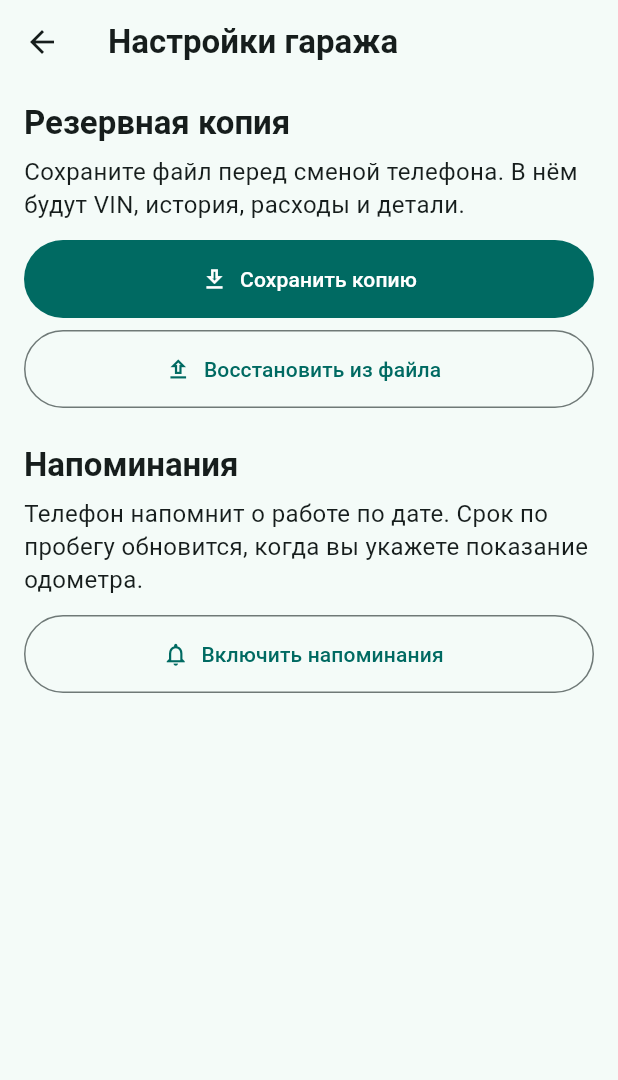
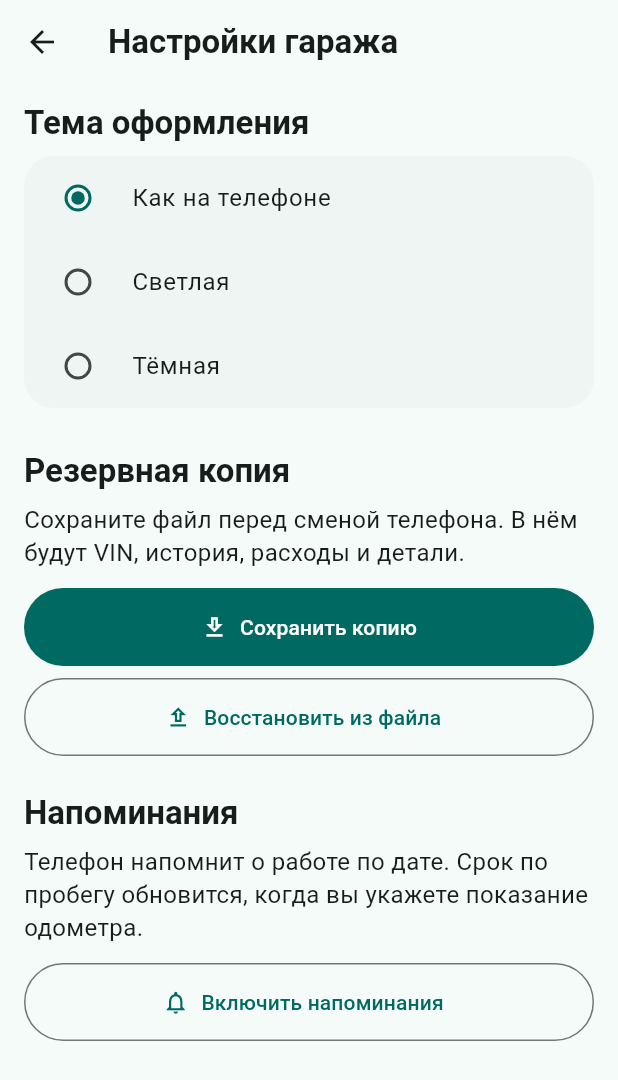
Before and after one commit to Mori2282/Car-Care-Assistant, a Flutter app: the screen it shows after launch, after a tap on the "settings" icon, on a phone screen of 412 x 824 dp. Shown: the top 1080 px of the screen. Run offline on Flutter 3.47's test engine with Material 3 defaults, Android fonts, the phone set to English and light mode, and no system bars; our stand-ins replace dio, equatable, file_picker, flutter_bloc, flutter_local_notifications, shared_preferences and 2 more; missing offline and left inert: mobile_scanner; accounts and stored records are empty.

Commit message:
feat: add a persistent appearance selector

```diff
--- /dev/null
+++ b/lib/core/theme/theme_cubit.dart
@@ -0,0 +1,34 @@
+import 'package:flutter/material.dart';
+import 'package:flutter_bloc/flutter_bloc.dart';
+import 'package:shared_preferences/shared_preferences.dart';
+
+class ThemeCubit extends Cubit<ThemeMode> {
+  ThemeCubit() : super(ThemeMode.system) {
+    _loaded = _restore();
+  }
+
+  static const _key = 'appearance_theme_mode';
+  late final Future<void> _loaded;
+
+  Future<void> _restore() async {
+    try {
+      final preferences = await SharedPreferences.getInstance();
+      final name = preferences.getString(_key);
+      final mode =
+          ThemeMode.values.where((item) => item.name == name).firstOrNull;
+      if (mode != null && !isClosed) emit(mode);
+    } catch (_) {
+      // The system setting remains usable if preferences cannot be read.
+    }
+  }
+
+  Future<void> select(ThemeMode mode) async {
+    await _loaded;
+    if (isClosed || state == mode) return;
+    final preferences = await SharedPreferences.getInstance();
+    if (!await preferences.setString(_key, mode.name)) {
+      throw StateError('Theme preference could not be saved');
+    }
+    if (!isClosed) emit(mode);
+  }
+}
--- a/lib/features/dashboard/presentation/pages/garage_settings_page.dart
+++ b/lib/features/dashboard/presentation/pages/garage_settings_page.dart
@@ -8,6 +8,7 @@ import 'package:flutter_bloc/flutter_bloc.dart';
 import '../../../../core/notifications/maintenance_reminders.dart';
 import '../../../../core/storage/garage_backup.dart';
 import '../../../../core/storage/garage_storage.dart';
+import '../../../../core/theme/theme_cubit.dart';
 import '../../../../core/widgets/content_list.dart';
 
 class GarageSettingsPage extends StatefulWidget {
@@ -19,9 +20,27 @@ class GarageSettingsPage extends StatefulWidget {
 
 class _GarageSettingsPageState extends State<GarageSettingsPage> {
   bool _busy = false;
+  bool _savingTheme = false;
   String? _message;
   late final _reminders = context.read<MaintenanceReminders>();
   late final _storage = context.read<GarageStorage>();
+
+  Future<void> _selectTheme(ThemeMode mode) async {
+    if (_savingTheme) return;
+    final cubit = context.read<ThemeCubit>();
+    setState(() => _savingTheme = true);
+    try {
+      await cubit.select(mode);
+    } catch (_) {
+      if (mounted) {
+        ScaffoldMessenger.of(context).showSnackBar(
+          const SnackBar(content: Text('Не удалось сохранить тему.')),
+        );
+      }
+    } finally {
+      if (mounted) setState(() => _savingTheme = false);
+    }
+  }
 
   Future<void> _run(Future<String?> Function() operation) async {
     if (_busy) return;
@@ -110,6 +129,30 @@ class _GarageSettingsPageState extends State<GarageSettingsPage> {
     appBar: AppBar(title: const Text('Настройки гаража')),
     body: ContentList(
       children: [
+        Text('Тема оформления', style: Theme.of(context).textTheme.titleLarge),
+        const SizedBox(height: 8),
+        BlocBuilder<ThemeCubit, ThemeMode>(
+          builder:
+              (context, mode) => Card(
+                child: Column(
+                  children: [
+                    for (final (option, label) in const [
+                      (ThemeMode.system, 'Как на телефоне'),
+                      (ThemeMode.light, 'Светлая'),
+                      (ThemeMode.dark, 'Тёмная'),
+                    ])
+                      RadioListTile<ThemeMode>(
+                        value: option,
+                        groupValue: mode,
+                        title: Text(label),
+                        onChanged:
+                            _savingTheme ? null : (_) => _selectTheme(option),
+                      ),
+                  ],
+                ),
+              ),
+        ),
+        const SizedBox(height: 16),
         Text('Резервная копия', style: Theme.of(context).textTheme.titleLarge),
         const SizedBox(height: 8),
         const Text(
--- a/lib/main.dart
+++ b/lib/main.dart
@@ -5,6 +5,7 @@ import 'package:intl/date_symbol_data_local.dart';
 
 import 'core/catalog/catalog_api.dart';
 import 'core/theme/app_theme.dart';
+import 'core/theme/theme_cubit.dart';
 import 'core/storage/garage_storage.dart';
 import 'core/notifications/maintenance_reminders.dart';
 import 'features/vehicle/domain/repositories/vehicle_repository.dart';
@@ -30,6 +31,8 @@ class CarCareApp extends StatelessWidget {
     this.storage = const PreferencesGarageStorage(),
   });
   final GarageStorage storage;
+  static final _lightTheme = AppTheme.create(Brightness.light);
+  static final _darkTheme = AppTheme.create(Brightness.dark);
 
   @override
   Widget build(BuildContext context) => MultiRepositoryProvider(
@@ -65,19 +68,29 @@ class CarCareApp extends StatelessWidget {
             )..refreshQuietly(),
       ),
     ],
-    child: BlocProvider(
+    child: MultiBlocProvider(
+      providers: [
+        BlocProvider(create: (_) => ThemeCubit()),
+        BlocProvider(
           create:
               (context) =>
-              VehicleCubit(context.read<VehicleRepository>())..loadVehicles(),
-      child: MaterialApp(
+                  VehicleCubit(context.read<VehicleRepository>())
+                    ..loadVehicles(),
+        ),
+      ],
+      child: BlocBuilder<ThemeCubit, ThemeMode>(
+        builder:
+            (context, mode) => MaterialApp(
               title: 'Car Care Assistant',
               debugShowCheckedModeBanner: false,
               locale: const Locale('ru'),
               supportedLocales: const [Locale('ru')],
               localizationsDelegates: GlobalMaterialLocalizations.delegates,
-        theme: AppTheme.create(Brightness.light),
-        darkTheme: AppTheme.create(Brightness.dark),
+              theme: _lightTheme,
+              darkTheme: _darkTheme,
+              themeMode: mode,
               home: const DashboardPage(),
+            ),
       ),
     ),
   );
--- a/pubspec.yaml
+++ b/pubspec.yaml
@@ -16,7 +16,7 @@ publish_to: 'none' # Remove this line if you wish to publish to pub.dev
 # https://developer.apple.com/library/archive/documentation/General/Reference/InfoPlistKeyReference/Articles/CoreFoundationKeys.html
 # In Windows, build-name is used as the major, minor, and patch parts
 # of the product and file versions while build-number is used as the build suffix.
-version: 1.2.1+4
+version: 1.2.2+5
 
 environment:
   sdk: ^3.7.0
```
Also changed, not shown: 2 other files. Lines whose indentation alone changed are shown as unchanged.
